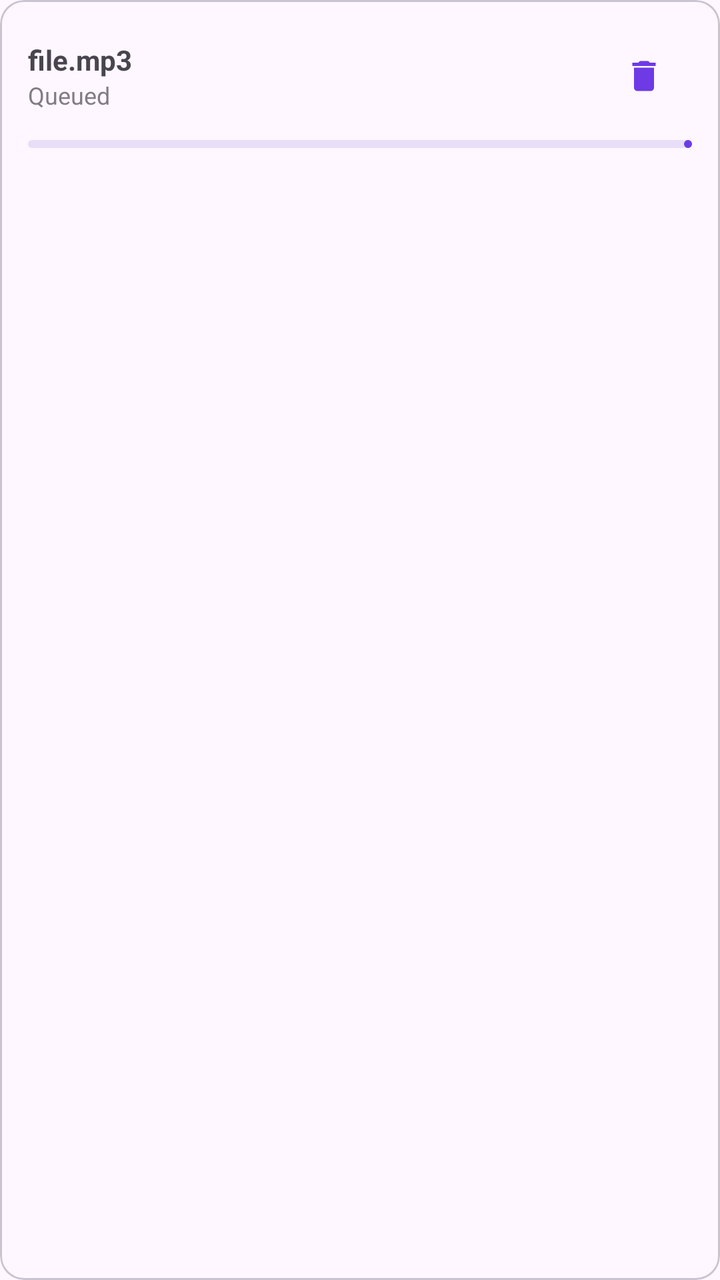
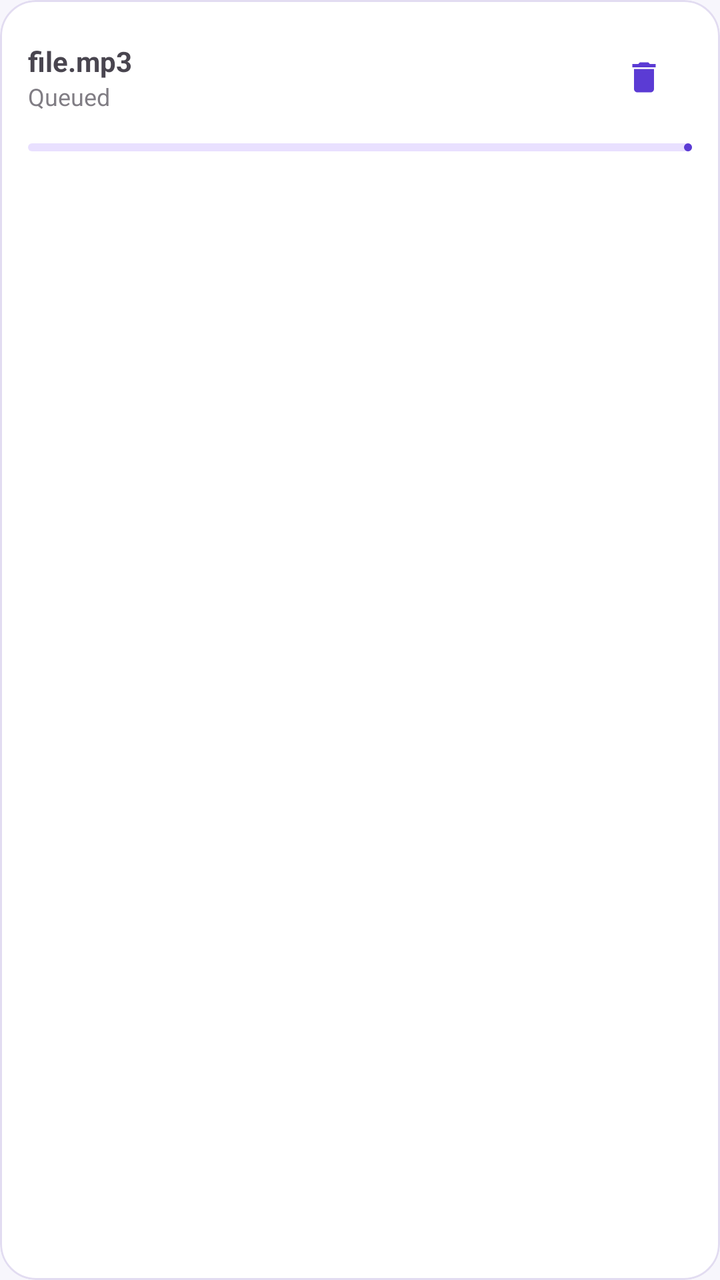

Before-and-after screenshots of an Android layout around one commit, followed by the original layout XML and the change that was made.
<!-- AndroidManifest.xml: application theme Theme.VideoToMp3 -->
<!-- res/layout/item_queue.xml -->
<?xml version="1.0" encoding="utf-8"?>
<com.google.android.material.card.MaterialCardView xmlns:android="http://schemas.android.com/apk/res/android"
    xmlns:app="http://schemas.android.com/apk/res-auto"
    android:layout_width="match_parent"
    android:layout_height="wrap_content"
    android:layout_marginBottom="8dp"
    app:cardCornerRadius="12dp">

    <LinearLayout
        android:layout_width="match_parent"
        android:layout_height="wrap_content"
        android:orientation="vertical"
        android:padding="14dp">

        <LinearLayout
            android:layout_width="match_parent"
            android:layout_height="wrap_content"
            android:orientation="horizontal"
            android:gravity="center_vertical">

            <LinearLayout
                android:layout_width="0dp"
                android:layout_weight="1"
                android:layout_height="wrap_content"
                android:orientation="vertical">
                <TextView android:id="@+id/txtName" android:layout_width="match_parent" android:layout_height="wrap_content" android:textStyle="bold" android:maxLines="1" android:ellipsize="middle" android:text="file.mp3" />
                <TextView android:id="@+id/txtState" android:layout_width="wrap_content" android:layout_height="wrap_content" android:textSize="12sp" android:alpha="0.7" android:text="Queued" />
            </LinearLayout>

            <com.google.android.material.button.MaterialButton
                android:id="@+id/btnCancel"
                style="@style/Widget.Material3.Button.IconButton"
                android:layout_width="wrap_content"
                android:layout_height="wrap_content"
                app:icon="@drawable/ic_delete" />
        </LinearLayout>

        <com.google.android.material.progressindicator.LinearProgressIndicator
            android:id="@+id/progress"
            android:layout_width="match_parent"
            android:layout_height="wrap_content"
            android:layout_marginTop="8dp"
            app:trackCornerRadius="4dp" />
    </LinearLayout>
</com.google.android.material.card.MaterialCardView>
<!-- resources referenced by this layout -->
<resources>
  <!-- drawable ic_delete (drawable) -->
  <vector xmlns:android="http://schemas.android.com/apk/res/android" android:width="24dp" android:height="24dp" android:viewportWidth="24" android:viewportHeight="24" android:tint="?attr/colorControlNormal">
    <path android:fillColor="@android:color/white" android:pathData="M6,19c0,1.1 0.9,2 2,2h8c1.1,0 2,-0.9 2,-2V7H6v12zM19,4h-3.5l-1,-1h-5l-1,1H5v2h14V4z"/>
  </vector>
  <style name="Theme.VideoToMp3" parent="Theme.Material3.DayNight.NoActionBar">
          <item name="colorPrimary">@color/brand</item>
          <item name="colorOnPrimary">@color/white</item>
      </style>
  <color name="brand">#FF6D3AE5</color>
  <color name="white">#FFFFFFFF</color>
</resources>

<!-- the commit's change to res/layout/item_queue.xml (unified diff, before → after) -->
@@ -3,8 +3,12 @@
     xmlns:app="http://schemas.android.com/apk/res-auto"
     android:layout_width="match_parent"
     android:layout_height="wrap_content"
-    android:layout_marginBottom="8dp"
-    app:cardCornerRadius="12dp">
+    android:layout_marginBottom="10dp"
+    app:cardCornerRadius="18dp"
+    app:cardElevation="0dp"
+    app:strokeColor="?attr/colorOutline"
+    app:strokeWidth="1dp"
+    app:cardBackgroundColor="?attr/colorSurface">
 
     <LinearLayout
         android:layout_width="match_parent"
<!-- resource entries referenced after the edit -->
@@ -4,11 +4,43 @@
   <vector xmlns:android="http://schemas.android.com/apk/res/android" android:width="24dp" android:height="24dp" android:viewportWidth="24" android:viewportHeight="24" android:tint="?attr/colorControlNormal">
     <path android:fillColor="@android:color/white" android:pathData="M6,19c0,1.1 0.9,2 2,2h8c1.1,0 2,-0.9 2,-2V7H6v12zM19,4h-3.5l-1,-1h-5l-1,1H5v2h14V4z"/>
   </vector>
-  <style name="Theme.VideoToMp3" parent="Theme.Material3.DayNight.NoActionBar">
-          <item name="colorPrimary">@color/brand</item>
-          <item name="colorOnPrimary">@color/white</item>
+  <style name="Theme.VideoToMp3" parent="Theme.Material3.Light.NoActionBar">
+          <item name="colorPrimary">@color/primary</item>
+          <item name="colorOnPrimary">@color/on_primary</item>
+          <item name="colorPrimaryContainer">@color/primary_container</item>
+          <item name="colorOnPrimaryContainer">@color/on_primary_container</item>
+          <item name="colorSecondary">@color/primary</item>
+          <item name="colorSecondaryContainer">@color/primary_container</item>
+          <item name="colorOnSecondaryContainer">@color/on_primary_container</item>
+          <item name="android:colorBackground">@color/bg</item>
+          <item name="colorSurface">@color/surface</item>
+          <item name="colorSurfaceVariant">@color/surface_variant</item>
+          <item name="colorOnSurface">@color/on_surface</item>
+          <item name="colorOnSurfaceVariant">@color/on_surface_variant</item>
+          <item name="colorOutline">@color/outline</item>
+          <item name="colorOutlineVariant">@color/outline</item>
+          <item name="android:statusBarColor">@color/bg</item>
+          <item name="android:navigationBarColor">@color/surface</item>
+          <item name="android:windowLightStatusBar">true</item>
+          <item name="android:windowLightNavigationBar" tools:targetApi="27">true</item>
+          <item name="materialButtonStyle">@style/AppButton</item>
       </style>
-  <color name="brand">#FF6D3AE5</color>
-  <color name="white">#FFFFFFFF</color>
+  <color name="primary">#5B3BD4</color>
+  <color name="on_primary">#FFFFFF</color>
+  <color name="primary_container">#E9E0FF</color>
+  <color name="on_primary_container">#20005F</color>
+  <color name="bg">#F7F6FC</color>
+  <color name="surface">#FFFFFF</color>
+  <color name="surface_variant">#F0ECFA</color>
+  <color name="on_surface">#1A1A22</color>
+  <color name="on_surface_variant">#6B6680</color>
+  <color name="outline">#E2DCF1</color>
+  <style name="AppButton" parent="Widget.Material3.Button">
+          <item name="android:minHeight">56dp</item>
+          <item name="cornerRadius">18dp</item>
+          <item name="android:textAllCaps">false</item>
+          <item name="android:textSize">16sp</item>
+          <item name="android:letterSpacing">0.01</item>
+      </style>
 </resources>
 
